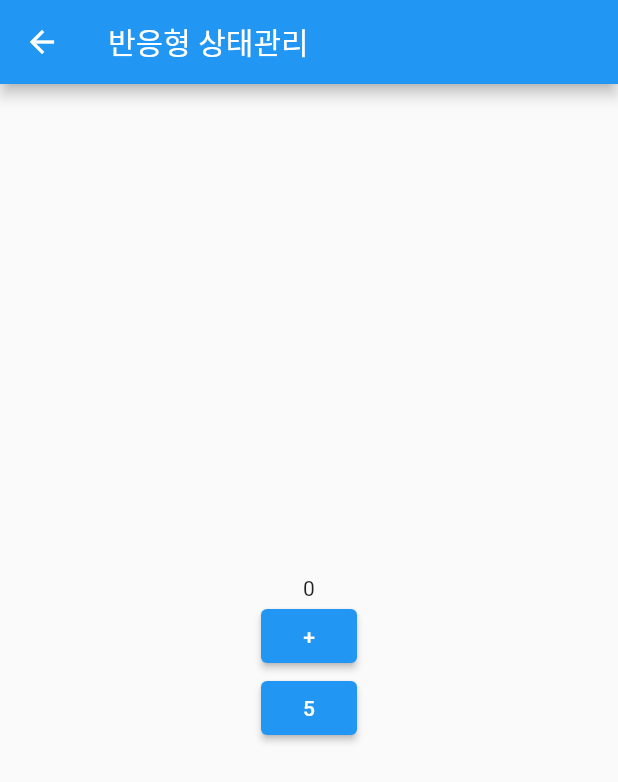
After one commit to hehe1004/flutter_getx_example00, a Flutter app: the screen it shows after launch, after a tap on "반응형상태관리", on a phone screen of 412 x 824 dp. The commit adds this screen. Shown: the top 782 px of the screen. Run offline on Flutter 3.47's test engine with Material 2 defaults, Android fonts, the phone set to English and light mode, and no system bars; our stand-ins replace get.

Commit message:
상태관리

```diff
--- /dev/null
+++ b/lib/controller/count_controller_with_reactive.dart
@@ -0,0 +1,53 @@
+import 'package:flutter/material.dart';
+import 'package:get/get.dart';
+
+enum NUM { FIRST, SECOND }
+
+class User{
+  String name;
+  int age;
+  User({required this.name, required this.age});}
+
+
+class CountControllerWithReactive extends GetxController {
+  RxInt count = 0.obs;
+  RxDouble _double = 0.0.obs;
+  RxString value = "".obs;
+
+  Rx<NUM> nums=NUM.FIRST.obs;
+
+  Rx<User> user = User(name:"개남", age:25).obs;
+
+  RxList list = [].obs;
+
+  void increase() {
+    count++;
+    _double(424);
+
+    nums(NUM.SECOND);
+    user.update((val) {
+      val?.name = "개발남";
+    });
+
+    // list.addAll();
+    // list.add();
+    list.addIf(user.value.name =="개발하는 남자", "okay");
+
+
+
+  }
+
+  void putNumber(int value) {
+    count(value);
+  }
+
+  @override
+  void onInit() {
+    ever(count, (_) => print("매번 호출"));
+    once(count, (_) => print("한번만 호출"));
+    debounce(count, (_) => print("마지막 변경에 한번만 호출"), time: Duration(seconds: 1));
+    interval(count, (_) => print("변경되고 있는 동안 1초마다 호출"),
+        time: Duration(seconds: 1));
+    super.onInit();
+  }
+}
--- a/lib/home.dart
+++ b/lib/home.dart
@@ -1,5 +1,7 @@
 import 'package:flutter/material.dart';
 import 'package:get/get.dart';
+import 'package:getx_example11/reactive_state_manage_page.dart';
+import 'package:getx_example11/simple_state_manage_page.dart';
 
 class Home extends StatelessWidget {
   const Home({Key? key}) : super(key: key);
@@ -14,30 +16,43 @@ class Home extends StatelessWidget {
         child: Column(
           mainAxisAlignment: MainAxisAlignment.center,
           children: [
-            ElevatedButton(onPressed: () {
+            ElevatedButton(
+              onPressed: () {
                 // Navigator.of(context).push(
                 //     MaterialPageRoute(builder: (_) => FirstPage(),));
                 // Get.to(FirstPage());
                 // Navigator.of(context).pushNamed("/first");
                 Get.toNamed("/first");
-                }, child: Text(" 버튼"),),
-            ElevatedButton(onPressed: () {
+              },
+              child: Text(" 버튼"),
+            ),
+            ElevatedButton(
+              onPressed: () {
                 // Get.toNamed("/next", arguments: "개남?");
                 // Get.toNamed("/next", arguments: {"name" : "개남?","age" : "23"});
-              Get.toNamed("/next", arguments: User(name:"개남",age : 32));
+                Get.toNamed("/next", arguments: User(name: "개남", age: 32));
+              },
+              child: Text("Argument"),
+            ),
+            ElevatedButton(
+              onPressed: () {
+                Get.toNamed("/user/28357?name=개남&age=22");
+              },
+              child: Text("동적 url"),
+            ),
+            ElevatedButton(
+              child: Text("단순 상태관리"),
+              onPressed: () {
+                Get.to(SimpleStateManagePage());
+              },
+            ),
 
-            }, child: Text("Argument"),),
-            ElevatedButton(onPressed: () {
-              Get.toNamed("/user/28357?name=개남&age=22");
-
-
-            }, child: Text("동적 url"),),
-
-            ElevatedButton( child: Text("단순 상태관리"),
+            ElevatedButton(
+              child: Text("반응형상태관리"),
               onPressed: () {
-
-
-            },),
+                Get.to(ReactiveStateManagePage());
+              },
+            ),
           ],
         ),
       ),
@@ -45,9 +60,12 @@ class Home extends StatelessWidget {
   }
 }
 
-class User{
+class User {
   String name;
   int age;
 
-  User({required this.name, required this.age,});
+  User({
+    required this.name,
+    required this.age,
+  });
 }
--- /dev/null
+++ b/lib/reactive_state_manage_page.dart
@@ -0,0 +1,53 @@
+import 'package:flutter/material.dart';
+import 'package:get/get.dart';
+import 'package:getx_example11/controller/count_controller_with_getx.dart';
+import 'package:getx_example11/controller/count_controller_with_provider.dart';
+import 'package:getx_example11/controller/count_controller_with_reactive.dart';
+import 'package:getx_example11/state/with_getx.dart';
+import 'package:getx_example11/state/with_provider.dart';
+import 'package:provider/provider.dart';
+
+class ReactiveStateManagePage extends StatelessWidget {
+  const ReactiveStateManagePage({Key? key}) : super(key: key);
+
+  @override
+  Widget build(BuildContext context) {
+    Get.put(CountControllerWithReactive());
+    //인스턴트 주입
+    return Scaffold(
+      appBar: AppBar(
+        title: Text("반응형 상태관리"),
+      ),
+      body: Center(
+        child: Column(
+          mainAxisAlignment: MainAxisAlignment.center,
+          children: [
+            // GetX(
+            //   builder: (_) {
+            //     return Text(
+            //         "${Get.find<CountControllerWithReactive>().count.value}");
+            //   },
+            // ),
+            Obx(
+              () => (Text(
+                  "${Get.find<CountControllerWithReactive>().count.value}")),
+            ),
+            ElevatedButton(
+              onPressed: () {
+                Get.find<CountControllerWithReactive>().increase();
+              },
+              child: Text("+"),
+            ),
+
+            ElevatedButton(
+              onPressed: () {
+                Get.find<CountControllerWithReactive>().putNumber(5);
+              },
+              child: Text("5"),
+            ),
+          ],
+        ),
+      ),
+    );
+  }
+}
--- a/pubspec.yaml
+++ b/pubspec.yaml
@@ -37,6 +37,7 @@ dependencies:
   # Use with the CupertinoIcons class for iOS style icons.
   cupertino_icons: ^1.0.2
   get:
+  provider: ^6.0.5
 
 dev_dependencies:
   flutter_test:
```
Also changed, not shown: lib/controller/count_controller_with_getx.dart (added, +29 -0 lines), lib/controller/count_controller_with_provider.dart (added, +10 -0 lines), lib/simple_state_manage_page.dart (+29 -1 lines), lib/state/with_getx.dart (added, +83 -0 lines), lib/state/with_provider.dart (added, +26 -0 lines), pubspec.lock. Lines whose indentation alone changed are shown as unchanged.
